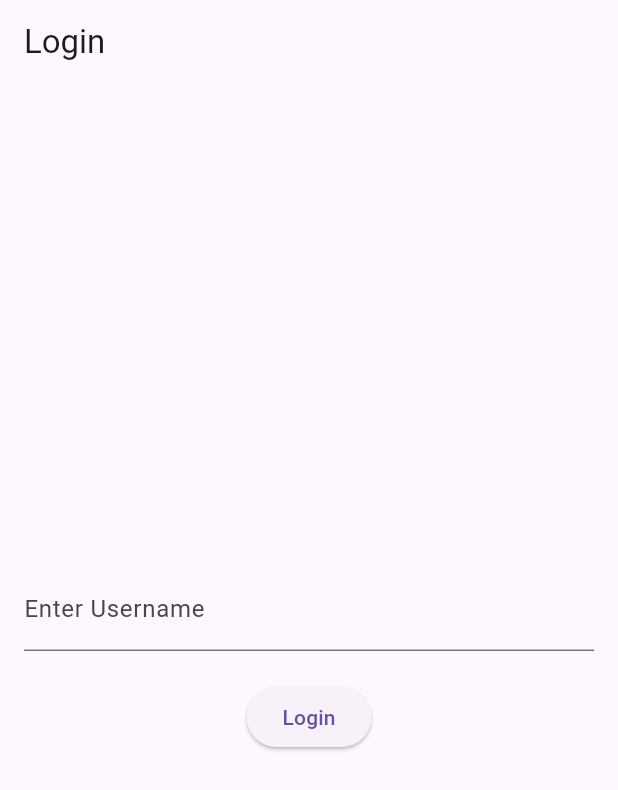
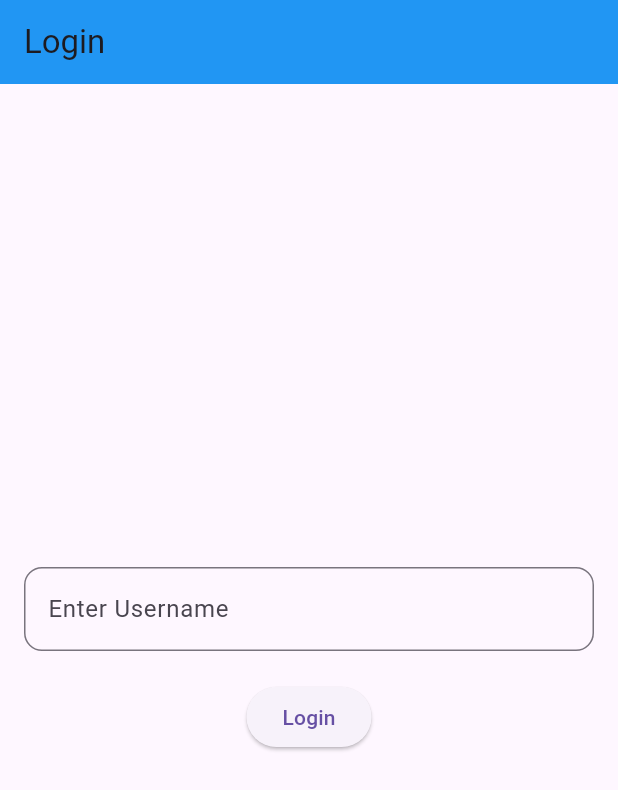
Before and after one commit to krushnakantanayak/counter, a Flutter app: the screen it shows after launch, on a phone screen of 412 x 824 dp. Shown: the top 790 px of the screen. Run offline on Flutter 3.47's test engine with Material 3 defaults, Android fonts, the phone set to English and light mode, and no system bars; our stand-ins replace shared_preferences.

Commit message:
counter:update colors of ui

```diff
--- a/lib/pages/login_page.dart
+++ b/lib/pages/login_page.dart
@@ -36,7 +36,10 @@ class _LoginPageState extends State<LoginPage> {
   @override
   Widget build(BuildContext context) {
     return Scaffold(
-      appBar: AppBar(title: Text('Login')),
+      appBar: AppBar(
+        title: Text('Login'),
+        backgroundColor: Colors.blue,
+      ),
       body: Center(
         child: Padding(
           padding: EdgeInsets.all(16.0),
@@ -45,7 +48,11 @@ class _LoginPageState extends State<LoginPage> {
             children: [
               TextField(
                 controller: _usernameController,
-                decoration: InputDecoration(labelText: 'Enter Username'),
+                decoration: InputDecoration(
+                    labelText: 'Enter Username',
+                    border: OutlineInputBorder(
+                      borderRadius: BorderRadius.circular(12),
+                    )),
               ),
               SizedBox(height: 20),
               ElevatedButton(
```
